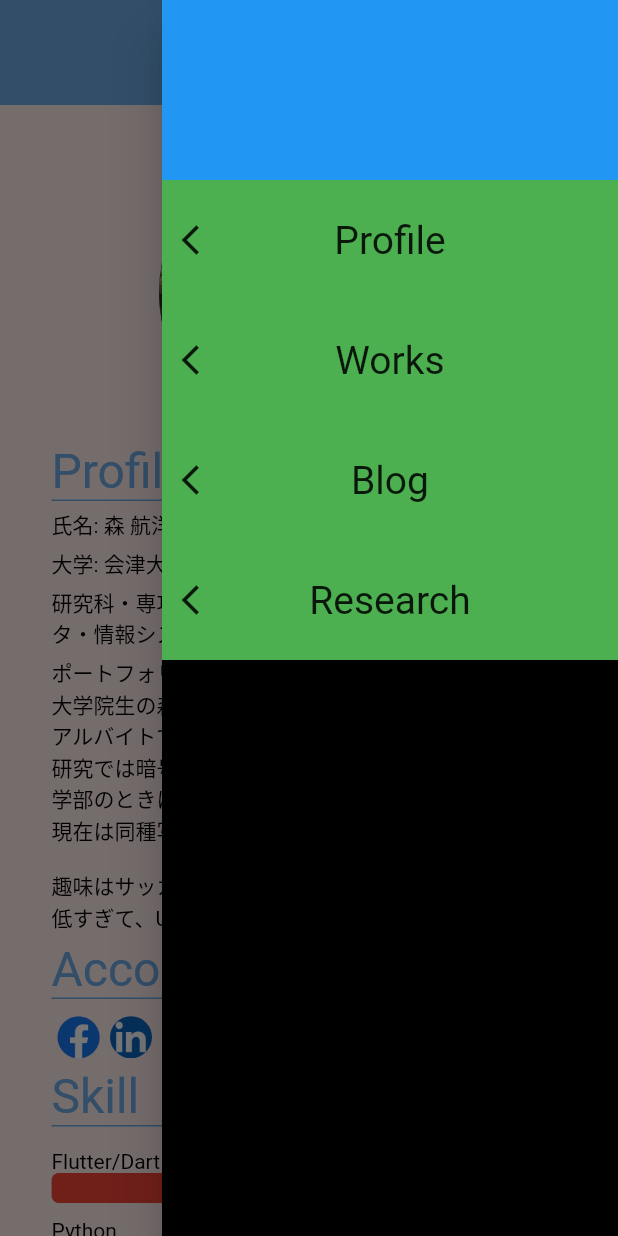
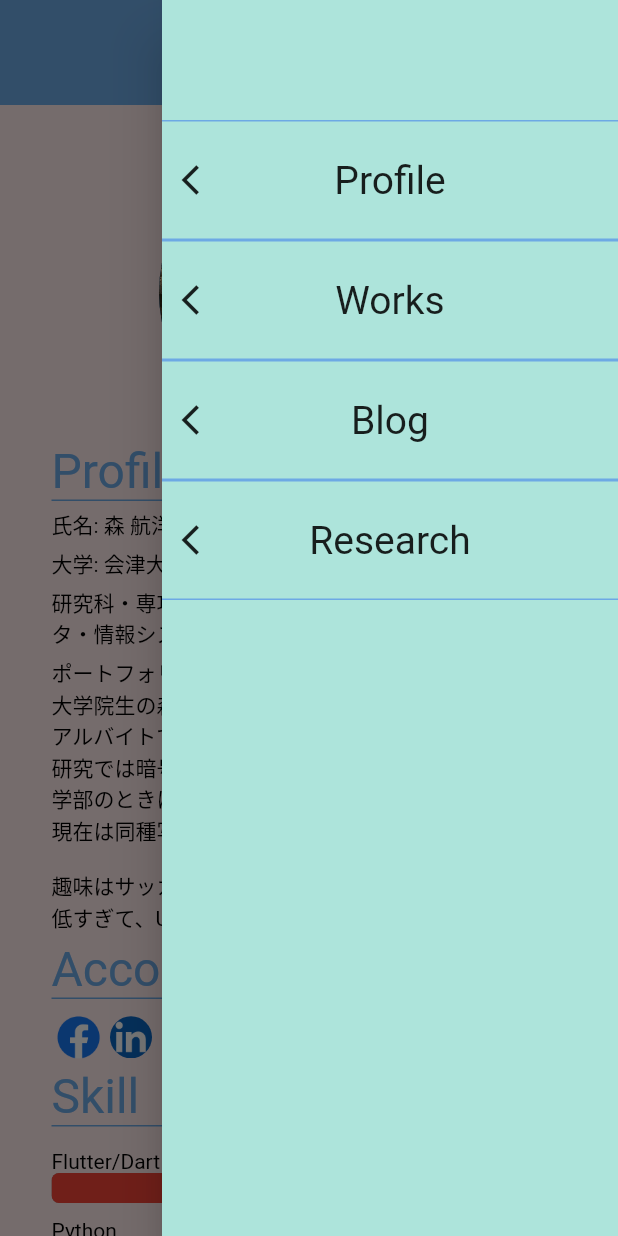
Before and after one commit to s1270146/portfolio-2023, a Flutter app: the BasePage screen opened directly, with the side drawer open, on a phone screen of 412 x 824 dp. Run offline on Flutter 3.47's test engine with Material 2 defaults, Android fonts, the phone set to English and light mode, and no system bars; our stand-ins replace animated_text_kit, device_preview, hooks_riverpod.

Commit message:
ハンバーガーメニューデザイン作成

```diff
--- a/lib/component/header/custom_drawer.dart
+++ b/lib/component/header/custom_drawer.dart
@@ -1,23 +1,26 @@
 import 'package:flutter/material.dart';
+import 'package:hooks_riverpod/hooks_riverpod.dart';
+import 'package:portfolio_2023/component/custom_color.dart';
 import 'package:portfolio_2023/component/header/custom_drawer_tag.dart';
 import 'package:portfolio_2023/page/main_content_page/blog_page.dart';
 import 'package:portfolio_2023/page/main_content_page/profile_page.dart';
 import 'package:portfolio_2023/page/main_content_page/research_page.dart';
 import 'package:portfolio_2023/page/main_content_page/works_page.dart';
 
-class CustomDrawer extends StatelessWidget {
+class CustomDrawer extends ConsumerWidget {
   const CustomDrawer({super.key});
 
   @override
-  Widget build(BuildContext context) {
+  Widget build(BuildContext context, WidgetRef ref) {
+    final myColor = ref.watch(customColorProvider);
     return Drawer(
-      backgroundColor: Colors.black,
+      backgroundColor: myColor.green,
       child: ListView(
         padding: EdgeInsets.zero,
         children: [
           Container(
-            color: Colors.blue,
-            height: 120,
+            color: myColor.green,
+            height: 80,
           ),
           const CustomDrawerTag(
             title: 'Profile',
--- a/lib/component/header/custom_drawer_tag.dart
+++ b/lib/component/header/custom_drawer_tag.dart
@@ -1,5 +1,6 @@
 import 'package:flutter/material.dart';
 import 'package:hooks_riverpod/hooks_riverpod.dart';
+import 'package:portfolio_2023/component/custom_color.dart';
 import 'package:portfolio_2023/page/main_content_page/main_content_page_provider.dart';
 
 class CustomDrawerTag extends ConsumerWidget {
@@ -11,6 +12,8 @@ class CustomDrawerTag extends ConsumerWidget {
 
   @override
   Widget build(BuildContext context, WidgetRef ref) {
+    final myColor = ref.watch(customColorProvider);
+
     return MouseRegion(
       cursor: SystemMouseCursors.click,
       child: GestureDetector(
@@ -21,7 +24,19 @@ class CustomDrawerTag extends ConsumerWidget {
                 );
           },
           child: Container(
-            color: Colors.green,
+            decoration: BoxDecoration(
+              color: myColor.green,
+              border: Border(
+                top: BorderSide(
+                  color: myColor.blue,
+                  width: 1,
+                ),
+                bottom: BorderSide(
+                  color: myColor.blue,
+                  width: 1,
+                ),
+              ),
+            ),
             height: 80,
             child: Container(
               padding: const EdgeInsets.all(10),
--- a/lib/component/header/header.dart
+++ b/lib/component/header/header.dart
@@ -19,6 +19,10 @@ class Header extends ConsumerWidget implements PreferredSizeWidget {
     final myColor = ref.watch(customColorProvider);
     final maxPhoneWidth = ref.watch(mediumSizeProvider);
     return AppBar(
+      iconTheme: IconThemeData(
+        color: myColor.pink,
+        size: 50,
+      ),
       backgroundColor: myColor.blue,
       toolbarHeight: 70,
       leadingWidth: 100,
```
